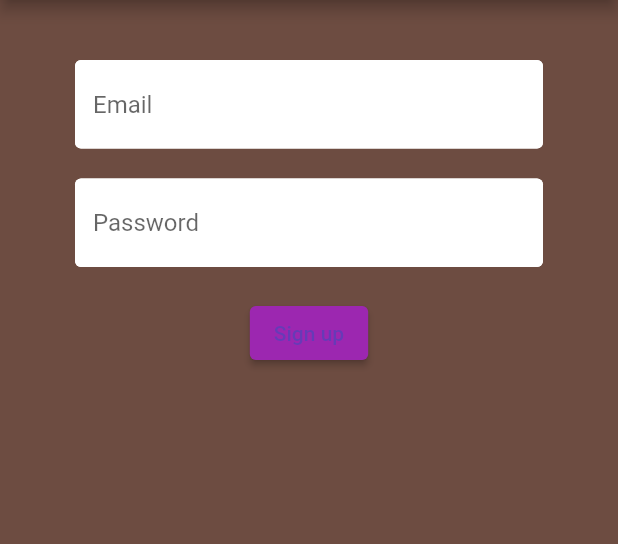
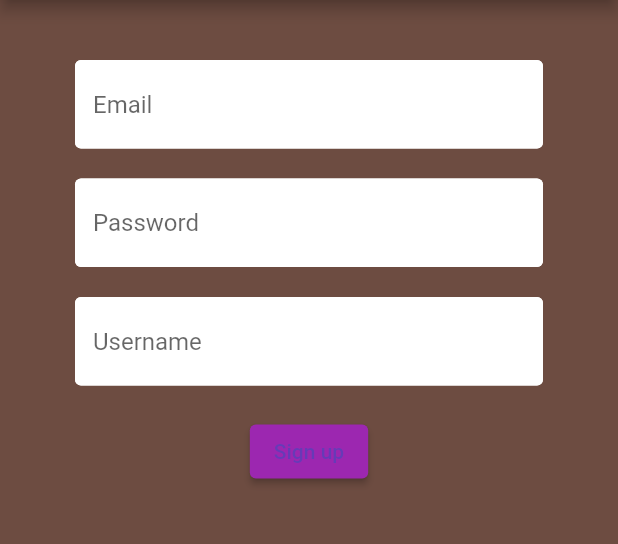
Before and after one commit to Sconguser/chat_flutter, a Flutter app: the screen it shows after launch, after a tap on "Sign In", after a tap on "Register", on a phone screen of 412 x 824 dp, the part 84-628 px from its top. Run offline on Flutter 3.47's test engine with Material 2 defaults, Android fonts, the phone set to English and light mode, and no system bars; our stand-ins replace flutter_spinkit; network calls fail.

Commit message:
added login and registration

```diff
--- a/lib/models/album.dart
+++ b/lib/models/album.dart
@@ -1,13 +1,13 @@
 import 'package:http/http.dart';
 
 class Album{
- final String token;
+ final String username;
 
- Album({this.token});
+ Album({this.username});
 
  factory Album.fromJson(Map<String, dynamic> json){
    return Album(
-     token:json['token']
+     username:json['username']
    );
  }
 }
--- /dev/null
+++ b/lib/models/user_from_registration.dart
@@ -0,0 +1,16 @@
+import 'package:http/http.dart';
+
+class UserFromRegistration{
+  final String username;
+  final String password;
+  final String email;
+  UserFromRegistration({this.username, this.password, this.email});
+
+  factory UserFromRegistration.fromJson(Map<String, dynamic> json){
+    return UserFromRegistration(
+        username:json['username'],
+        password: json['password'],
+        email:json['email']
+    );
+  }
+}
--- a/lib/views/sign_in.dart
+++ b/lib/views/sign_in.dart
@@ -9,22 +9,26 @@ import 'package:http/http.dart' as http;
 import 'package:chat/models/album.dart';
 
 Future<Album> createAlbum(String username, String password) async{
-  final response = await http.post(
-    Uri.https('jsonplaceholder.typicode.com', 'albums'),
+  try{final response = await http.post(
+    Uri.https('rathahon.pythonanywhere.com', 'api/user-login/'),
     headers:<String, String>{
-      'Content-Type':'application/json; charset=UTF-8',
+      /// 'Content-Type':'application/json; charset=UTF-8',
+      'Authorization': 'Token fa438743b59061bc1a158e3f5de687980ac4f7fa',
     },
     body:jsonEncode(<String, String>{
       'username':username,
       'password':password
       }),
   );
-
-  if(response.statusCode==201){
+  print(response.statusCode);
+  if(response.statusCode==200){
+    print('Udalo sie zalogowac uzytkownika');
     return Album.fromJson(jsonDecode(response.body));
   }else{
+    print("Nie udalo sie zalogowac uzytkownika");
     throw Exception('Failed to create album');
-  }
+  }}
+  catch(e){print(e);}
 }
 
 class SignIn extends StatefulWidget {
@@ -86,7 +90,7 @@ class _SignInState extends State<SignIn> {
               SizedBox(height:20),
               TextFormField(
                 decoration: textInputDecoration.copyWith(hintText: 'Password'),
-                obscureText: true,
+                obscureText: false,
                 validator: (value)=>value.isEmpty ? 'Enter password' : null,
                 onChanged: (value){
                   setState(() {
@@ -117,7 +121,7 @@ class _SignInState extends State<SignIn> {
                 future:_futureAlbum,
                 builder:(context,snapshot){
                   if(snapshot.hasData){
-                    return Text(snapshot.data.token);
+                    return Text(snapshot.data.username);
                   }
                   else if(snapshot.hasError){
                     return Text("${snapshot.error}");
--- a/lib/views/sign_up.dart
+++ b/lib/views/sign_up.dart
@@ -1,5 +1,44 @@
 import 'package:flutter/material.dart';
 import 'package:chat/shared/constants.dart';
+import 'package:chat/shared/constants.dart';
+import 'package:chat/shared/loading.dart';
+import 'package:chat/views/chat.dart';
+import 'package:web_socket_channel/io.dart';
+import 'package:http/http.dart' as http;
+import 'package:chat/models/album.dart';
+import 'dart:convert';
+import 'package:chat/models/user_from_registration.dart';
+
+
+Future<UserFromRegistration> createUser(String username, String password, String email) async{
+  try{
+    final response = await http.post(
+    Uri.https('rathahon.pythonanywhere.com', 'api/user-create/'),
+    headers:<String, String>{
+      'Content-Type':'application/json; charset=UTF-8',
+      'Authorization': 'Token fa438743b59061bc1a158e3f5de687980ac4f7fa',
+      'Accept':'application/json; charset=UTF-8',
+    },
+    body:jsonEncode(<String, String>{
+      'username':username,
+       'email':email,
+      'password':password
+    }),
+  );
+  print(response.statusCode);
+  print(jsonDecode(response.body));
+  if(response.statusCode==201){
+    print('Udalo sie stworzyc uzytkownika');
+    return UserFromRegistration.fromJson(jsonDecode(response.body));
+  }else{
+    print("Nie udalo sie stworzyc uzytkownika");
+    throw Exception('Failed to create user');
+  }}
+  catch(e){print(e);}
+}
+
+
+
 
 class SignUp extends StatefulWidget {
 
@@ -13,11 +52,13 @@ class SignUp extends StatefulWidget {
 
 class _SignUpState extends State<SignUp> {
 
+  Future<UserFromRegistration> _futureUser;
+
   final _formKey = GlobalKey<FormState>();
   String email = '';
   String password = '';
-
-
+  String username ='';
+  bool loading = false;
   @override
   Widget build(BuildContext context) {
     return Scaffold(
@@ -43,7 +84,7 @@ class _SignUpState extends State<SignUp> {
             padding: EdgeInsets.symmetric(vertical: 20, horizontal: 50),
             child: Form(
               key: _formKey,
-              child: Column(
+              child: _futureUser==null? Column(
                 children: [
                   SizedBox(height:20),
                   TextFormField(
@@ -67,10 +108,25 @@ class _SignUpState extends State<SignUp> {
                     },
                   ),
                   SizedBox(height:20),
+                  TextFormField(
+                      decoration: textInputDecoration.copyWith(hintText: 'Username'),
+                      obscureText: false,
+                      validator:(value)=>value.isEmpty ? 'Enter username' : null,
+                      onChanged:(value){
+                        setState((){
+                          username = value;
+                        });
+                      }
+                  ),
+                  SizedBox(height:20),
                   ElevatedButton(
                     onPressed: (){
-                      print(email);
-                      print(password);
+                      setState(() {
+                        _futureUser = createUser(username, password,email);
+                      });
+                      print("email= $email");
+                      print("password = $password");
+                      print("username= $username");
                     },
                     style: ElevatedButton.styleFrom(
                       primary: Colors.purple,
@@ -81,7 +137,19 @@ class _SignUpState extends State<SignUp> {
                   )
 
                 ],
-              ),
+              ):
+                FutureBuilder<UserFromRegistration>(
+                  future: _futureUser,
+                  builder:(context, snapshot){
+                    if(snapshot.hasData){
+                      return Text(snapshot.data.username);
+                    }
+                    else if(snapshot.hasError){
+                      return Text("${snapshot.error}");
+                    }
+                    return Loading();
+                  }
+                )
             )
         )
     );
```
